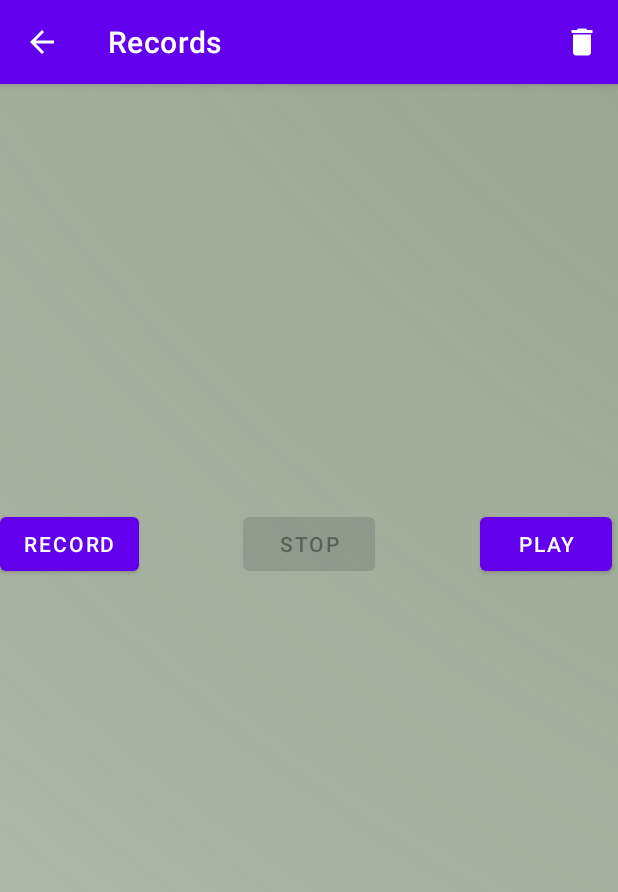
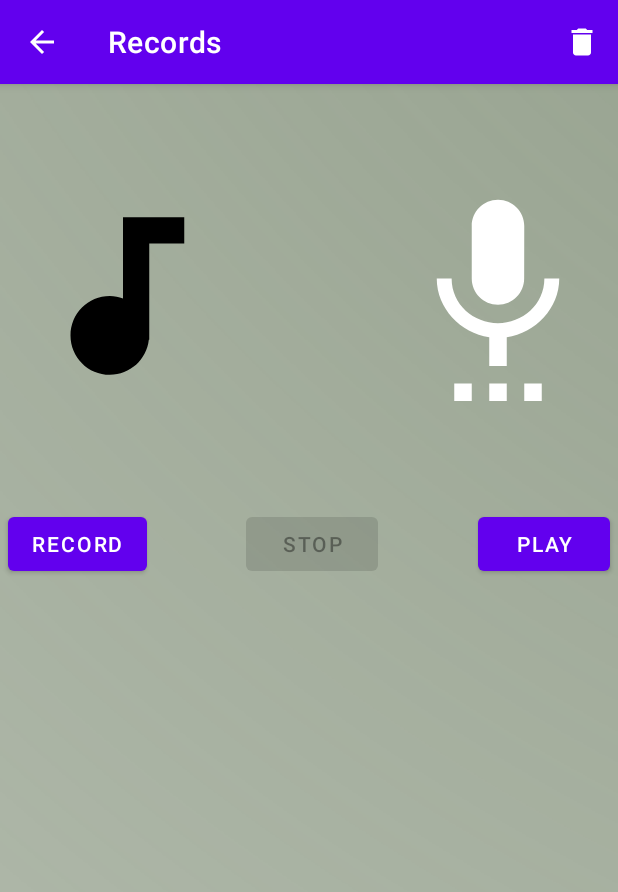
Before and after one commit to martinUhrina/Fake_call, an Android app: the StartRecording screen opened directly, with no data from a screen before it, on a phone screen of 412 x 824 dp. Shown: the top 892 px of the screen. Run offline under Robolectric (Android 15) with nearby library versions, the light colour scheme and no system bars; pictures from the network do not load; Roboto replaces fonts that are not available here.

Commit message:
uprava xml startRecording

```diff
--- a/app/src/main/java/com/example/fake_call/PickedUpCall.kt
+++ b/app/src/main/java/com/example/fake_call/PickedUpCall.kt
@@ -29,16 +29,16 @@ class PickedUpCall : AppCompatActivity() {
 
         val sharedPreferences : SharedPreferences = getSharedPreferences("sharedPrefs", Context.MODE_PRIVATE)
         val savedString : String = sharedPreferences.getString("STRING_KEY", null).toString()
-        Toast.makeText(this, savedString, Toast.LENGTH_SHORT).show()
+ //       Toast.makeText(this, savedString, Toast.LENGTH_SHORT).show()
 
         val contextWrapper : ContextWrapper = ContextWrapper(applicationContext)
         val musicDirectory : File? = contextWrapper.getExternalFilesDir(Environment.getExternalStorageDirectory().toString())
         // val file : File? = File(musicDirectory, "/" + currentDateLocal + ".mp3")
         val file : File? = File(musicDirectory, "/" + savedString)
-        if (file != null) {
+    /*    if (file != null) {
             Toast.makeText(this, file.path, Toast.LENGTH_SHORT).show()
         }
-
+*/
         var mediaPlayer : MediaPlayer = MediaPlayer()
         if (file != null) {
             mediaPlayer.setDataSource(file.path)
--- a/app/src/main/java/com/example/fake_call/StartRecording.kt
+++ b/app/src/main/java/com/example/fake_call/StartRecording.kt
@@ -5,7 +5,6 @@ import android.content.pm.PackageManager
 import android.media.MediaPlayer
 import android.media.MediaRecorder
 import android.os.Bundle
-import android.os.CountDownTimer
 import android.os.Environment
 import android.util.Log
 import android.view.LayoutInflater
@@ -19,15 +18,14 @@ import androidx.core.content.ContextCompat
 import androidx.lifecycle.MutableLiveData
 import kotlinx.android.synthetic.main.activity_show_history.*
 import java.io.File
-import java.time.LocalDateTime
 import java.util.*
 import kotlin.collections.ArrayList
 
 
-//@Suppress("NULLABILITY_MISMATCH_BASED_ON_JAVA_ANNOTATIONS")
 class StartRecording : AppCompatActivity() {
     var MICROPHONE_PERMISSION_CODE = 200;
     var nameOfRecord = MutableLiveData<String>()
+    var actualChosse = MutableLiveData<String>()
     var help = MutableLiveData<Boolean>()
     var mediaRecorder : MediaRecorder = MediaRecorder()
     override fun onCreate(savedInstanceState: Bundle?) {
@@ -41,74 +39,28 @@ class StartRecording : AppCompatActivity() {
         var play : Button = findViewById(R.id.play)
 
 
-
-
-        //       var hellpButtona2 : Button = findViewById(R.id.button3)
-
-
-      /*  hellpButtona.setOnClickListener {
-
-
-            val sharedPreferences : SharedPreferences = getSharedPreferences("sharedPrefs", Context.MODE_PRIVATE)
-            val editor :SharedPreferences.Editor = sharedPreferences.edit()
-            editor.apply(){
-                putString("STRING_KEY","JABLKO")
-            }.apply()
-            Toast.makeText(this, "Data saved",Toast.LENGTH_SHORT).show()
-        }
-        hellpButtona2.setOnClickListener {
-            val sharedPreferences : SharedPreferences = getSharedPreferences("sharedPrefs", Context.MODE_PRIVATE)
-            val savedString : String = sharedPreferences.getString("STRING_KEY",null).toString()
-            Toast.makeText(this, savedString,Toast.LENGTH_SHORT).show()
-        }
-*/
-
-
-
-
-
-
-
-
-
-
-
-
         val actionbar = supportActionBar
         actionbar!!.title = "Records"
         actionbar.setDisplayHomeAsUpEnabled(true)
 
-
         stop.isEnabled = false
         var path = String()
-
-  //      Toast.makeText(this,path,Toast.LENGTH_SHORT).show()
-
-
-
-
-        val mediaPlayer : MediaPlayer = MediaPlayer()
-
-        var isRecorded : Boolean = false
-        var listView : ListView = findViewById(R.id.ListView)
 
         if (checkMicrophone())
         {
             givePermission()
         }
+        var listView : ListView = findViewById(R.id.ListView)
 
         var mp3file : ArrayList<String> = ArrayList()
 
-        var skuska : File = File("/storage/emulated/0/Android/data/com.example.fake_call/files/storage/emulated/0/Tue Jan 18 21:34:07 GMT+01:00 2022.mp3")
-        var skuska2 : File = File("/storage/emulated/0/Android/data/com.example.fake_call/files/storage/emulated/0/Tue Jan 18 21:38:42 GMT+01:00 2022.mp3")
+  //      var skuska : File = File("/storage/emulated/0/Android/data/com.example.fake_call/files/storage/emulated/0/Tue Jan 18 21:34:07 GMT+01:00 2022.mp3")
+
         var skuska3 : ArrayList<File> = ArrayList()
-        skuska.deleteOnExit()
 
         File("/storage/emulated/0/Android/data/com.example.fake_call/files/storage/emulated/0/").walkBottomUp().forEach {
             skuska3.add(it)
         }
-
-
         for (f in skuska3)
         {
             mp3file.add(f.name)
@@ -118,18 +70,37 @@ class StartRecording : AppCompatActivity() {
         listView.adapter = adapter;
 
         listView.onItemClickListener = AdapterView.OnItemClickListener { parent, view, position, id ->
-    //        this.actualRecord.value = adapter.getItem(position).toString()
-              Toast.makeText(this, adapter.getItem(position).toString(), Toast.LENGTH_SHORT).show()
+            this.actualChosse.value = adapter.getItem(position).toString()
+              Toast.makeText(this,"Chosse: " + adapter.getItem(position).toString(), Toast.LENGTH_SHORT).show()
        //     this.actualRecord.value = givePath().toString()
             sendData(adapter.getItem(position).toString())
 
         }
 
+        SwipeRefreshLayout.setOnRefreshListener {
+            var mp3file : ArrayList<String> = ArrayList()
+            var skuska3 : ArrayList<File> = ArrayList()
+            var listView : ListView = findViewById(R.id.ListView)
+
+
+            File("/storage/emulated/0/Android/data/com.example.fake_call/files/storage/emulated/0/").walkBottomUp().forEach {
+                skuska3.add(it)
+            }
+
+            for (f in skuska3)
+            {
+                mp3file.add(f.name)
+            }
+            var adapter = ArrayAdapter<String>(applicationContext, android.R.layout.simple_list_item_1, mp3file)
+            listView.adapter = adapter;
+
+        }
 
         recording.setOnClickListener {
             builder()
+            stop.isEnabled = true
 
-     //      Toast.makeText(this, path, Toast.LENGTH_SHORT).show()
+            //      Toast.makeText(this, path, Toast.LENGTH_SHORT).show()
          /*   mediaRecorder.setAudioSource(MediaRecorder.AudioSource.MIC)
             mediaRecorder.setOutputFormat(MediaRecorder.OutputFormat.THREE_GPP)
             mediaRecorder.setAudioEncoder(MediaRecorder.OutputFormat.AMR_NB)
@@ -138,10 +109,7 @@ class StartRecording : AppCompatActivity() {
 
             mediaRecorder.prepare()
             mediaRecorder.start()
-  //          Toast.makeText(this, path,Toast.LENGTH_SHORT).show()
 */
-            //     Toast.makeText(this,"The recording started",Toast.LENGTH_SHORT).show()
-            stop.isEnabled = true
          /*   mediaRecorder.setAudioSource(MediaRecorder.AudioSource.MIC)
             mediaRecorder.setOutputFormat(MediaRecorder.OutputFormat.THREE_GPP)
             mediaRecorder.setAudioEncoder(MediaRecorder.OutputFormat.AMR_NB)
@@ -169,13 +137,14 @@ class StartRecording : AppCompatActivity() {
         }
         play.setOnClickListener {
             var mp : MediaPlayer = MediaPlayer()
+            val musicDirectory : File? = applicationContext.getExternalFilesDir(Environment.getExternalStorageDirectory().toString())
        //     mp.setDataSource("/storage/emulated/0/Android/data/com.example.fake_call/files/storage/emulated/0/kokos.mp3")
-       //     Toast.makeText(this, path, Toast.LENGTH_SHORT).show()
-            mp.setDataSource(path)
+   //         Toast.makeText(this, musicDirectory.toString() +"/" + actualChosse.value.toString(), Toast.LENGTH_SHORT).show()
+            var pathToFile : String = musicDirectory.toString() +"/" + actualChosse.value.toString()
+            mp.setDataSource(pathToFile)
             mp.prepare()
             mp.start()
-
-  //          Toast.makeText(this, "The recording playing", Toast.LENGTH_SHORT).show()
+            Toast.makeText(this, "The recording playing", Toast.LENGTH_SHORT).show()
         }
 
     }
@@ -192,7 +161,8 @@ class StartRecording : AppCompatActivity() {
         editor.apply(){
             putString("STRING_KEY", newDirect)
         }.apply()
-        Toast.makeText(this, "Data saved", Toast.LENGTH_SHORT).show()
+ //       Toast.makeText(this, "Data saved", Toast.LENGTH_SHORT).show()
+        Log.i("StartRecording","DATA SAVED")
     }
 
 
@@ -219,11 +189,9 @@ class StartRecording : AppCompatActivity() {
         } else {
             "1.1.2001"
         }
-        val cas = LocalDateTime.now()
         help.value = true
         val contextWrapper : ContextWrapper = ContextWrapper(applicationContext)
         val musicDirectory : File? = contextWrapper.getExternalFilesDir(Environment.getExternalStorageDirectory().toString())
-       // val file : File? = File(musicDirectory, "/" + currentDateLocal + ".mp3")
         val file : File? = File(musicDirectory, "/" + nameOfRecord.value.toString() + ".mp3")
         if (file != null) {
             return file.path
@@ -242,7 +210,7 @@ class StartRecording : AppCompatActivity() {
             setPositiveButton("OK"){ dialog, which ->
                 nameOfRecord.value = editText.text.toString()
                 var path  = givePath()
-                Toast.makeText(context,path,Toast.LENGTH_SHORT).show()
+                Toast.makeText(context,"Recording started",Toast.LENGTH_SHORT).show()
                 startRecording(path)
                 return@setPositiveButton
             }
@@ -278,12 +246,40 @@ class StartRecording : AppCompatActivity() {
         if(item.itemId == R.id.deleteAll)
         {
             Toast.makeText(applicationContext,"DELETE",Toast.LENGTH_SHORT).show()
+            deleteThis()
         }
         else {
             goBack()
         }
         return true
     }
+
+    private fun deleteThis() {
+        var deletedFile : String = String()
+        val builder = AlertDialog.Builder(this)
+        val inflater : LayoutInflater = layoutInflater
+        val dialogLayout = inflater.inflate(R.layout.edit_text_layout, null)
+        val editText = dialogLayout.findViewById<EditText>(R.id.et_editText)
+        with(builder)
+        {
+            setTitle("Insert deleted file")
+            setPositiveButton("DELETE") { dialog, which ->
+                deletedFile = editText.text.toString()
+                var file = File("/storage/emulated/0/Android/data/com.example.fake_call/files/storage/emulated/0/"+ deletedFile + ".mp3")
+                if(file.exists())
+                {
+                    Toast.makeText(context,"This file not exist", Toast.LENGTH_SHORT).show()
+                }
+                file.delete()
+            }
+            setNegativeButton("Cancel"){ dialog, which ->
+                Log.d("Main", "Negative")
+            }
+            setView(dialogLayout)
+            show()
+        }
+    }
+
     private fun goBack() {
         val mainActivityLaunch = Intent(this, MainActivity::class.java)
         startActivity(mainActivityLaunch)
@@ -291,6 +287,21 @@ class StartRecording : AppCompatActivity() {
     private fun refreshListView()
     {
         SwipeRefreshLayout.setOnRefreshListener {
+            var mp3file : ArrayList<String> = ArrayList()
+            var skuska3 : ArrayList<File> = ArrayList()
+            var listView : ListView = findViewById(R.id.ListView)
+
+
+            File("/storage/emulated/0/Android/data/com.example.fake_call/files/storage/emulated/0/").walkBottomUp().forEach {
+                skuska3.add(it)
+            }
+
+            for (f in skuska3)
+            {
+                mp3file.add(f.name)
+            }
+            var adapter = ArrayAdapter<String>(applicationContext, android.R.layout.simple_list_item_1, mp3file)
+            listView.adapter = adapter;
 
         }
     }
--- /dev/null
+++ b/app/src/main/res/drawable/ic_audiotrack_black_24dp.xml
@@ -0,0 +1,9 @@
+<vector xmlns:android="http://schemas.android.com/apk/res/android"
+    android:width="24dp"
+    android:height="24dp"
+    android:viewportWidth="24"
+    android:viewportHeight="24">
+  <path
+      android:pathData="M12,3v9.28c-0.47,-0.17 -0.97,-0.28 -1.5,-0.28C8.01,12 6,14.01 6,16.5S8.01,21 10.5,21c2.31,0 4.2,-1.75 4.45,-4H15V6h4V3h-7z"
+      android:fillColor="#000000"/>
+</vector>
--- /dev/null
+++ b/app/src/main/res/drawable/ic_baseline_settings_voice_24.xml
@@ -0,0 +1,5 @@
+<vector android:height="24dp" android:tint="#FFFFFF"
+    android:viewportHeight="24" android:viewportWidth="24"
+    android:width="24dp" xmlns:android="http://schemas.android.com/apk/res/android">
+    <path android:fillColor="@color/oranzovaNaVsetko" android:pathData="M7,24h2v-2L7,22v2zM12,13c1.66,0 2.99,-1.34 2.99,-3L15,4c0,-1.66 -1.34,-3 -3,-3S9,2.34 9,4v6c0,1.66 1.34,3 3,3zM11,24h2v-2h-2v2zM15,24h2v-2h-2v2zM19,10h-1.7c0,3 -2.54,5.1 -5.3,5.1S6.7,13 6.7,10L5,10c0,3.41 2.72,6.23 6,6.72L11,20h2v-3.28c3.28,-0.49 6,-3.31 6,-6.72z"/>
+</vector>
--- a/app/src/main/res/layout/activity_start_recording.xml
+++ b/app/src/main/res/layout/activity_start_recording.xml
@@ -5,14 +5,6 @@
     android:layout_width="match_parent"
     android:layout_height="match_parent"
     tools:context=".StartRecording">
-
-    <ImageView
-        android:id="@+id/imageView"
-        android:layout_width="match_parent"
-        android:layout_height="match_parent"
-        android:scaleType="center"
-        android:src="@drawable/ic_pozadiefakecall2_1"
-        android:contentDescription="BackGround"/>
 
     <Button
         android:id="@+id/recoding"
@@ -22,7 +14,16 @@
         app:layout_constraintBottom_toBottomOf="parent"
         app:layout_constraintStart_toStartOf="parent"
         app:layout_constraintTop_toTopOf="parent"
+        android:layout_marginLeft="5sp"
         app:layout_constraintVertical_bias="0.393" />
+
+    <ImageView
+        android:id="@+id/imageView"
+        android:layout_width="match_parent"
+        android:layout_height="match_parent"
+        android:contentDescription="BackGround"
+        android:scaleType="center"
+        android:src="@drawable/ic_pozadiefakecall2_1" />
 
     <Button
         android:id="@+id/stop"
@@ -40,7 +41,7 @@
         android:id="@+id/play"
         android:layout_width="wrap_content"
         android:layout_height="wrap_content"
-        android:layout_marginEnd="4dp"
+        android:layout_marginEnd="5dp"
         android:text="play"
         app:layout_constraintBottom_toBottomOf="parent"
         app:layout_constraintEnd_toEndOf="parent"
@@ -50,8 +51,10 @@
     <androidx.swiperefreshlayout.widget.SwipeRefreshLayout
         android:id="@+id/SwipeRefreshLayout"
         android:layout_width="match_parent"
-        android:layout_height="wrap_content"
+        android:layout_height="0dp"
         android:layout_marginTop="30dp"
+        app:layout_constraintBottom_toBottomOf="parent"
+        app:layout_constraintEnd_toEndOf="parent"
         app:layout_constraintStart_toStartOf="parent"
         app:layout_constraintTop_toBottomOf="@+id/stop">
 
@@ -59,17 +62,39 @@
         <ListView
             android:id="@+id/ListView"
             android:layout_width="match_parent"
-            android:layout_height="wrap_content"
+            android:layout_height="match_parent"
             android:layout_marginTop="30dp"
+            android:layout_marginEnd="1dp"
             android:layout_marginBottom="20dp"
             android:scrollingCache="true"
             android:smoothScrollbar="true"
             app:layout_constraintStart_toStartOf="parent"
-            app:layout_constraintTop_toBottomOf="@+id/stop" />
+            app:layout_constraintTop_toBottomOf="@+id/stop">
 
 
+        </ListView>
 
     </androidx.swiperefreshlayout.widget.SwipeRefreshLayout>
 
+    <ImageView
+        android:id="@+id/imageView5"
+        android:layout_width="140dp"
+        android:layout_height="140dp"
+        app:layout_constraintBottom_toTopOf="@+id/recoding"
+        app:layout_constraintEnd_toStartOf="@+id/stop"
+        app:layout_constraintStart_toStartOf="parent"
+        app:layout_constraintTop_toTopOf="parent"
+        app:srcCompat="@drawable/ic_audiotrack_black_24dp" />
+
+    <ImageView
+        android:id="@+id/imageView6"
+        android:layout_width="140dp"
+        android:layout_height="140dp"
+        app:layout_constraintBottom_toTopOf="@+id/play"
+        app:layout_constraintEnd_toEndOf="parent"
+        app:layout_constraintStart_toEndOf="@+id/stop"
+        app:layout_constraintTop_toTopOf="parent"
+        app:srcCompat="@drawable/ic_baseline_settings_voice_24" />
+
 
 </androidx.constraintlayout.widget.ConstraintLayout>
```
Also changed, not shown: app/src/main/res/drawable/ic_play_circle_black_24dp.xml (added, +9 -0 lines), app/src/main/res/layout/edit_text_layout.xml (+6 -1 lines).
